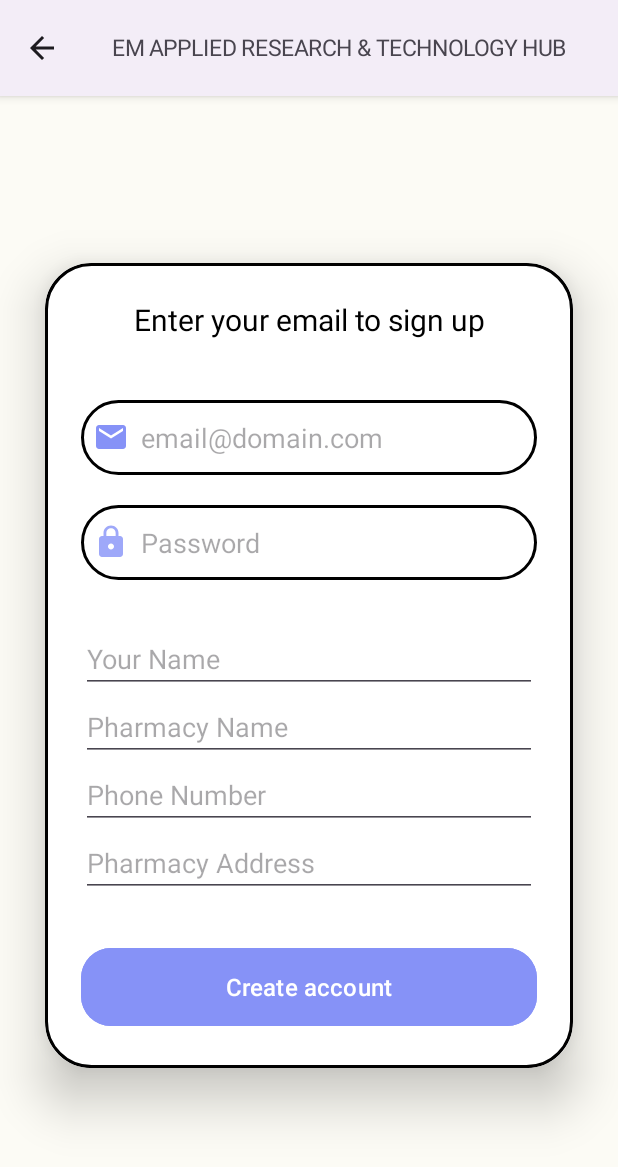
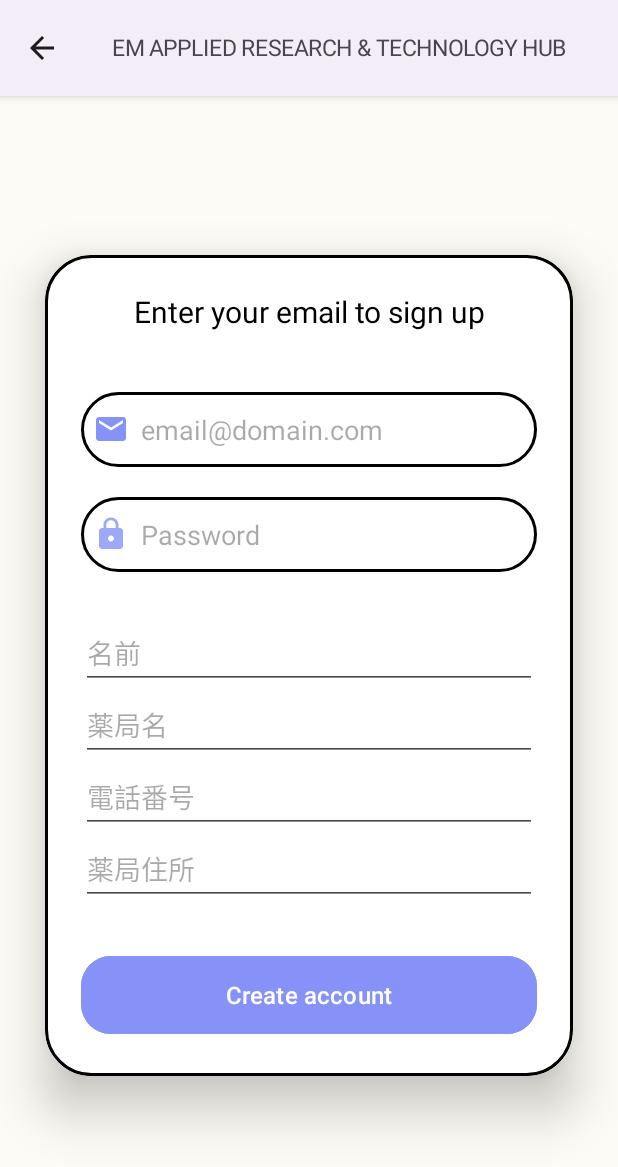
Before and after one commit to masa7/FaceDetection_AutoDownload, an Android app built with Jetpack Compose: the SignupActivity screen opened directly, with no data from a screen before it, on a phone screen of 412 x 824 dp. Shown: the top 1167 px of the screen. Run offline under Robolectric (Android 15) with nearby library versions, the phone set to English and light mode, and no system bars; our stand-ins replace Firebase (no records; nobody signed in at launch, a user with empty details on screens opened directly).

```diff
--- a/app/src/main/java/com/example/facedetection/MainActivity.kt
+++ b/app/src/main/java/com/example/facedetection/MainActivity.kt
@@ -363,7 +363,7 @@ class MainActivity : BaseActivity(), UploadRequestBody.UploadCallback {
         val defaultFile = downloadedfilename
 
         val directory = File(videoLoc)
-        //Log.i("TAGY", "${directory}")
+        //Toa
 
         var filecnt = 0
         val files = directory.listFiles()?.filter { it.isFile }
--- a/app/src/main/res/layout/activity_signup.xml
+++ b/app/src/main/res/layout/activity_signup.xml
@@ -69,25 +69,25 @@
                 android:layout_width="match_parent"
                 android:layout_height="wrap_content"
                 android:layout_marginTop="30dp"
-                android:hint="Your Name" />
+                android:hint="名前" />
 
             <EditText
                 android:id="@+id/editTextFirmName"
                 android:layout_width="match_parent"
                 android:layout_height="wrap_content"
-                android:hint="Pharmacy Name" />
+                android:hint="薬局名" />
 
             <EditText
                 android:id="@+id/editTextPhoneNumber"
                 android:layout_width="match_parent"
                 android:layout_height="wrap_content"
-                android:hint="Phone Number" />
+                android:hint="電話番号" />
 
             <EditText
                 android:id="@+id/editTextOfficeAddress"
                 android:layout_width="match_parent"
                 android:layout_height="wrap_content"
-                android:hint="Pharmacy Address" />
+                android:hint="薬局住所" />
 
             <Button
                 android:id="@+id/buttonSignupUser"
```
Also changed, not shown: app/src/main/java/com/example/facedetection/authentication/SignupActivity.kt (+62 -1 lines).
